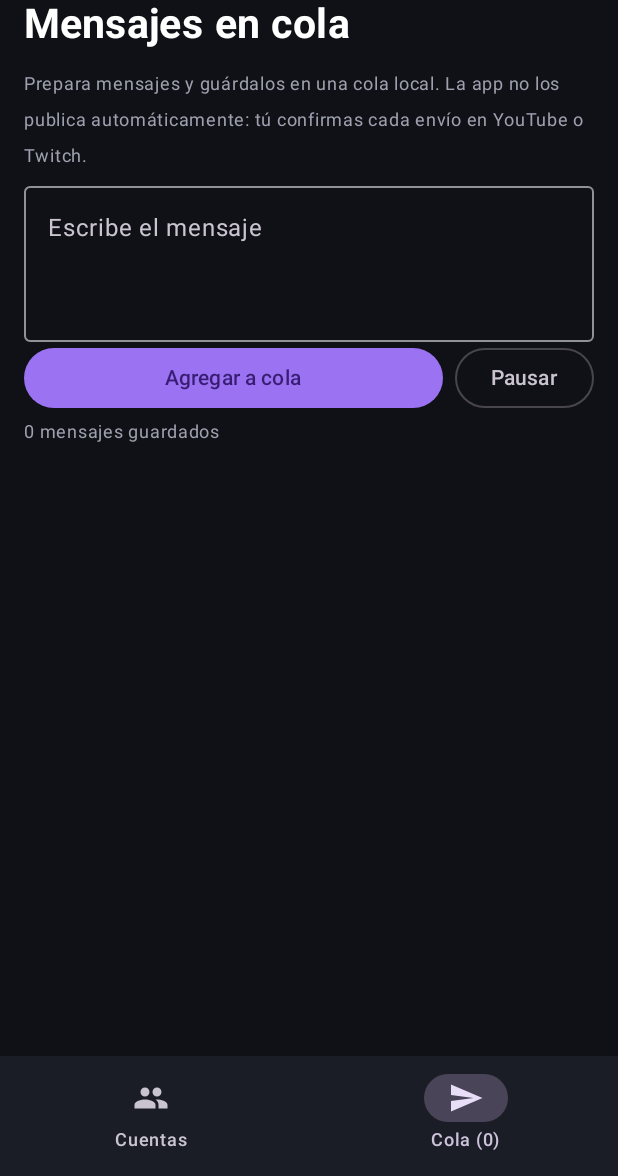
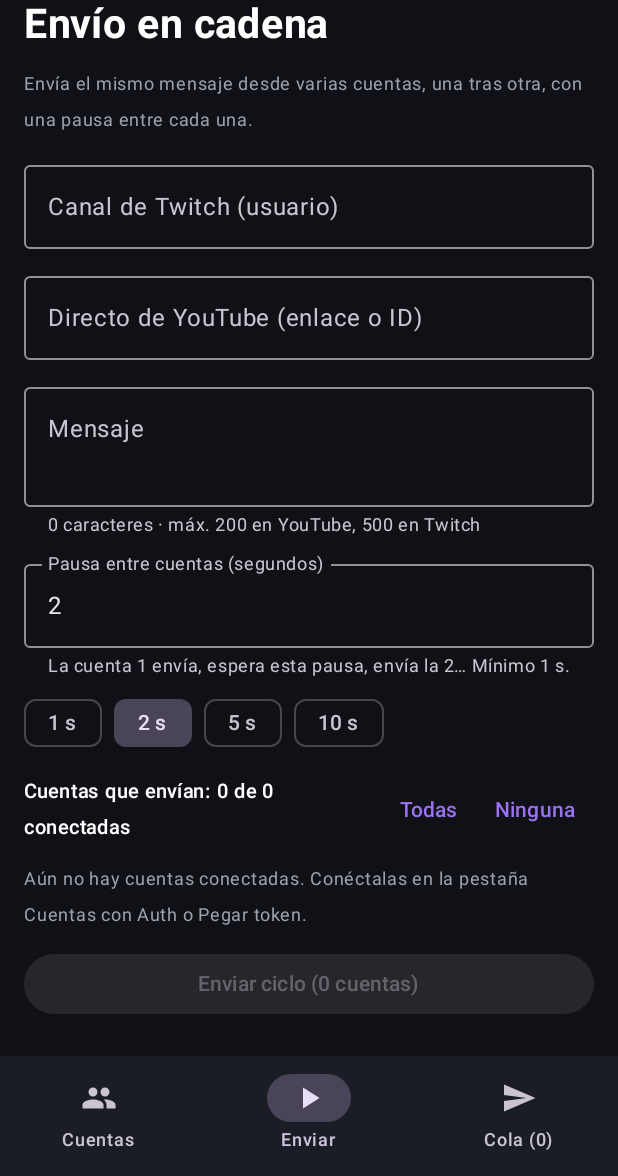
Before and after one commit to juanpabloomedina298-hub/MULTIACCOUNT, an Android app built with Jetpack Compose: the screen it shows after launch (MainActivity), item 2 of the bottom bar chosen, on a phone screen of 412 x 824 dp, the part 60-1236 px from its top. Run offline under Robolectric (Android 15) with nearby library versions, the phone set to English and light mode, and no system bars.

Commit message:
v1.4 enviar en cadena

```diff
--- a/app/build.gradle.kts
+++ b/app/build.gradle.kts
@@ -13,8 +13,8 @@ android {
         applicationId = "com.example.multichatmanager"
         minSdk = 26
         targetSdk = 35
-        versionCode = 3
-        versionName = "1.3"
+        versionCode = 4
+        versionName = "1.4"
         buildConfigField("String", "TWITCH_CLIENT_ID", "\"$twitchClientId\"")
     }
 
@@ -40,5 +40,6 @@ dependencies {
     implementation("androidx.browser:browser:1.8.0")
     implementation("com.google.android.gms:play-services-auth:21.3.0")
     implementation("androidx.lifecycle:lifecycle-runtime-ktx:2.8.7")
+    implementation("org.jetbrains.kotlinx:kotlinx-coroutines-android:1.9.0")
     debugImplementation("androidx.compose.ui:ui-tooling")
 }
--- a/app/src/main/AndroidManifest.xml
+++ b/app/src/main/AndroidManifest.xml
@@ -7,6 +7,7 @@
         android:allowBackup="false">
         <activity
             android:name=".MainActivity"
+            android:configChanges="orientation|screenSize|screenLayout|keyboardHidden|smallestScreenSize|uiMode"
             android:exported="true">
             <intent-filter>
                 <action android:name="android.intent.action.MAIN" />
--- a/app/src/main/java/com/example/multichatmanager/MainActivity.kt
+++ b/app/src/main/java/com/example/multichatmanager/MainActivity.kt
@@ -114,7 +114,8 @@ class MainActivity : ComponentActivity() {
                     Scope("openid"),
                     Scope("email"),
                     Scope("profile"),
-                    Scope("https://www.googleapis.com/auth/youtube.readonly")
+                    Scope("https://www.googleapis.com/auth/youtube.readonly"),
+                    Scope("https://www.googleapis.com/auth/youtube.force-ssl")
                 )
             )
             .build()
@@ -175,7 +176,7 @@ class MainActivity : ComponentActivity() {
         @Suppress("DEPRECATION")
         val email = runCatching { result.toGoogleSignInAccount()?.email }.getOrNull()
             ?.takeIf { it.isNotBlank() }
-        val expiresIn = 3600L
+        val expiresIn = 3600L // AuthorizationResult no expone la expiración; los tokens de Google duran ~1 hora
         val label = email ?: "YouTube · cuenta $accountId"
         try {
             secureStore.save(
@@ -241,6 +242,8 @@ fun MultiAccountApp(
     var browserUrl by remember { mutableStateOf("https://www.youtube.com") }
     var browserStatus by remember { mutableStateOf("") }
     var authNotice by remember { mutableStateOf("") }
+    val sender = remember { SenderState(context) }
+    val scope = rememberCoroutineScope()
     var tokenTarget by remember { mutableStateOf<Account?>(null) }
     var tokenBusy by remember { mutableStateOf(false) }
     var tokenError by remember { mutableStateOf<String?>(null) }
@@ -286,12 +289,13 @@ fun MultiAccountApp(
     Scaffold(containerColor = Bg, bottomBar = {
         NavigationBar(containerColor = Panel) {
             NavigationBarItem(selected = page == "accounts" || page == "browser", onClick = { page = "accounts" }, icon = { Icon(Icons.Default.People, null) }, label = { Text("Cuentas") })
+            NavigationBarItem(selected = page == "send", onClick = { page = "send" }, icon = { Icon(Icons.Default.PlayArrow, null) }, label = { Text("Enviar") })
             NavigationBarItem(selected = page == "queue", onClick = { page = "queue" }, icon = { Icon(Icons.Default.Send, null) }, label = { Text("Cola (${queue.size})") })
         }
     }) { pad ->
         Column(Modifier.fillMaxSize().padding(pad).padding(16.dp)) {
             Text("MULTIACCOUNT", color = Purple, fontSize = 13.sp, fontWeight = FontWeight.Bold)
-            Text(when (page) { "browser" -> selected.name; "queue" -> "Mensajes en cola"; else -> "Panel de cuentas" }, color = Color.White, fontSize = 27.sp, fontWeight = FontWeight.Bold)
+            Text(when (page) { "browser" -> selected.name; "queue" -> "Mensajes en cola"; "send" -> "Envío en cadena"; else -> "Panel de cuentas" }, color = Color.White, fontSize = 27.sp, fontWeight = FontWeight.Bold)
             Spacer(Modifier.height(12.dp))
             when (page) {
                 "accounts" -> {
@@ -359,8 +363,14 @@ fun MultiAccountApp(
                     }
                     OutlinedButton(onClick = { page = "accounts" }, modifier = Modifier.fillMaxWidth()) { Text("Volver a todas las cuentas") }
                 }
+                "send" -> SendScreen(
+                    state = sender,
+                    accounts = accounts,
+                    authStates = authStates,
+                    onStart = { list -> sender.start(scope, store, list) }
+                )
                 else -> {
-                    Text("Prepara mensajes y guárdalos en una cola local. La app no los publica automáticamente: tú confirmas cada envío en YouTube o Twitch.", color = Muted, fontSize = 12.sp)
+                    Text("Prepara mensajes y guárdalos en una cola local. Toca Usar para cargar uno en la pestaña Enviar y mandarlo desde tus cuentas.", color = Muted, fontSize = 12.sp)
                     OutlinedTextField(value = message, onValueChange = { message = it }, modifier = Modifier.fillMaxWidth(), minLines = 3, label = { Text("Escribe el mensaje") })
                     Row(horizontalArrangement = Arrangement.spacedBy(8.dp)) {
                         Button(onClick = { if (message.isNotBlank()) { persistQueue(queue + QueuedMessage(System.currentTimeMillis(), "Ambas", message.trim())); message = "" } }, modifier = Modifier.weight(1f)) { Text("Agregar a cola") }
@@ -374,6 +384,7 @@ fun MultiAccountApp(
                                     Text(item.text, color = Color.White)
                                     Row(horizontalArrangement = Arrangement.spacedBy(8.dp)) {
                                         OutlinedButton(onClick = { val cm = context.getSystemService(Context.CLIPBOARD_SERVICE) as android.content.ClipboardManager; cm.setPrimaryClip(android.content.ClipData.newPlainText("Mensaje", item.text)); browserStatus = "Mensaje copiado" }, modifier = Modifier.weight(1f)) { Text("Copiar") }
+                                        OutlinedButton(onClick = { sender.message = item.text; page = "send" }) { Text("Usar") }
                                         OutlinedButton(onClick = { persistQueue(queue.filterNot { it.id == item.id }) }) { Text("Eliminar") }
                                     }
                                 }
--- /dev/null
+++ b/app/src/main/java/com/example/multichatmanager/SendScreen.kt
@@ -0,0 +1,224 @@
+package com.example.multichatmanager
+
+import androidx.compose.foundation.layout.Arrangement
+import androidx.compose.foundation.layout.Column
+import androidx.compose.foundation.layout.ColumnScope
+import androidx.compose.foundation.layout.Row
+import androidx.compose.foundation.layout.fillMaxWidth
+import androidx.compose.foundation.lazy.LazyColumn
+import androidx.compose.foundation.lazy.items
+import androidx.compose.foundation.text.KeyboardOptions
+import androidx.compose.material3.AlertDialog
+import androidx.compose.material3.Button
+import androidx.compose.material3.ButtonDefaults
+import androidx.compose.material3.Checkbox
+import androidx.compose.material3.FilterChip
+import androidx.compose.material3.MaterialTheme
+import androidx.compose.material3.OutlinedTextField
+import androidx.compose.material3.Text
+import androidx.compose.material3.TextButton
+import androidx.compose.runtime.Composable
+import androidx.compose.ui.Alignment
+import androidx.compose.ui.Modifier
+import androidx.compose.ui.graphics.Color
+import androidx.compose.ui.text.font.FontWeight
+import androidx.compose.ui.text.input.KeyboardType
+import androidx.compose.ui.unit.dp
+import androidx.compose.ui.unit.sp
+
+private val SPanel = Color(0xFF1B1D26)
+private val SMuted = Color(0xFF9DA0AE)
+private val SWarn = Color(0xFFFFC56E)
+private val SOk = Color(0xFF8BD5A5)
+private val SBad = Color(0xFFFF8A80)
+
+private fun formatSeconds(total: Long): String =
+    if (total < 60L) "$total s" else "${total / 60L} min ${total % 60L} s"
+
+/** Pestaña "Enviar": el mismo mensaje sale de cada cuenta, una tras otra, con una pausa configurable. */
+@Composable
+fun ColumnScope.SendScreen(
+    state: SenderState,
+    accounts: List<Account>,
+    authStates: Map<Int, String>,
+    onStart: (List<Account>) -> Unit
+) {
+    val connected = accounts.filter { authStates.containsKey(it.id) }
+    val participants = state.participants(connected)
+    val problem = state.problem(participants)
+    val delayMs = state.delayMs()
+    val estimateSeconds = if (delayMs != null && participants.size > 1) (participants.size - 1) * delayMs / 1000L else 0L
+
+    LazyColumn(verticalArrangement = Arrangement.spacedBy(10.dp), modifier = Modifier.weight(1f)) {
+        item {
+            Text(
+                "Envía el mismo mensaje desde varias cuentas, una tras otra, con una pausa entre cada una.",
+                color = SMuted, fontSize = 12.sp
+            )
+        }
+        item {
+            OutlinedTextField(
+                value = state.twitchChannel,
+                onValueChange = { state.twitchChannel = it },
+                modifier = Modifier.fillMaxWidth(),
+                singleLine = true,
+                enabled = !state.running,
+                label = { Text("Canal de Twitch (usuario)") },
+                placeholder = { Text("ej. nombredelcanal") }
+            )
+        }
+        item {
+            OutlinedTextField(
+                value = state.youtubeVideo,
+                onValueChange = { state.youtubeVideo = it },
+                modifier = Modifier.fillMaxWidth(),
+                singleLine = true,
+                enabled = !state.running,
+                label = { Text("Directo de YouTube (enlace o ID)") },
+                placeholder = { Text("https://youtube.com/watch?v=…") }
+            )
+        }
+        item {
+            OutlinedTextField(
+                value = state.message,
+                onValueChange = { state.message = it },
+                modifier = Modifier.fillMaxWidth(),
+                minLines = 2,
+                enabled = !state.running,
+                label = { Text("Mensaje") },
+                supportingText = { Text("${state.message.length} caracteres · máx. ${ChatSender.YOUTUBE_MAX} en YouTube, ${ChatSender.TWITCH_MAX} en Twitch") }
+            )
+        }
+        item {
+            Column(verticalArrangement = Arrangement.spacedBy(6.dp)) {
+                OutlinedTextField(
+                    value = state.delayText,
+                    onValueChange = { state.delayText = it.filter { c -> c.isDigit() || c == '.' || c == ',' } },
+                    modifier = Modifier.fillMaxWidth(),
+                    singleLine = true,
+                    enabled = !state.running,
+                    isError = state.delayMs() == null,
+                    label = { Text("Pausa entre cuentas (segundos)") },
+                    supportingText = { Text("La cuenta 1 envía, espera esta pausa, envía la 2… Mínimo 1 s.") },
+                    keyboardOptions = KeyboardOptions(keyboardType = KeyboardType.Decimal)
+                )
+                Row(horizontalArrangement = Arrangement.spacedBy(8.dp)) {
+                    listOf("1", "2", "5", "10").forEach { v ->
+                        FilterChip(
+                            selected = state.delayText.trim() == v,
+                            onClick = { if (!state.running) state.delayText = v },
+                            label = { Text("$v s") }
+                        )
+                    }
+                }
+            }
+        }
+        item {
+            Row(verticalAlignment = Alignment.CenterVertically) {
+                Text(
+                    "Cuentas que envían: ${participants.size} de ${connected.size} conectadas",
+                    color = Color.White, fontWeight = FontWeight.SemiBold, fontSize = 13.sp,
+                    modifier = Modifier.weight(1f)
+                )
+                TextButton(enabled = !state.running, onClick = { state.excluded.clear() }) { Text("Todas") }
+                TextButton(enabled = !state.running, onClick = { connected.forEach { state.excluded[it.id] = true } }) { Text("Ninguna") }
+            }
+        }
+        if (connected.isEmpty()) {
+            item {
+                Text(
+                    "Aún no hay cuentas conectadas. Conéctalas en la pestaña Cuentas con Auth o Pegar token.",
+                    color = SMuted, fontSize = 12.sp
+                )
+            }
+        } else {
+            items(connected, key = { it.id }) { acc ->
+                Row(verticalAlignment = Alignment.CenterVertically) {
+                    Checkbox(
+                        checked = state.excluded[acc.id] != true,
+                        enabled = !state.running,
+                        onCheckedChange = { on ->
+                            if (on) {
+                                state.excluded.remove(acc.id)
+                            } else {
+                                state.excluded[acc.id] = true
+                            }
+                        }
+                    )
+                    Column(Modifier.weight(1f)) {
+                        Text(acc.name, color = Color.White, fontSize = 14.sp)
+                        val noTarget = state.targetFor(acc.platform).isBlank()
+                        Text(
+                            if (noTarget) "Sin destino: no enviará" else authStates[acc.id].orEmpty(),
+                            color = if (noTarget) SWarn else SMuted, fontSize = 11.sp
+                        )
+                    }
+                }
+            }
+        }
+        item {
+            Column(verticalArrangement = Arrangement.spacedBy(6.dp)) {
+                if (state.running) {
+                    Button(
+                        onClick = { state.stop() },
+                        modifier = Modifier.fillMaxWidth(),
+                        colors = ButtonDefaults.buttonColors(containerColor = MaterialTheme.colorScheme.error)
+                    ) { Text("Detener") }
+                } else {
+                    Button(
+                        onClick = { state.confirming = true },
+                        enabled = problem == null,
+                        modifier = Modifier.fillMaxWidth()
+                    ) { Text("Enviar ciclo (${participants.size} cuentas)") }
+                    if (problem != null) {
+                        Text(problem, color = SWarn, fontSize = 12.sp)
+                    } else {
+                        Text(
+                            "Pausa ${formatDelay(delayMs ?: 0L)} · duración aprox. ${formatSeconds(estimateSeconds)}",
+                            color = SMuted, fontSize = 12.sp
+                        )
+                    }
+                }
+            }
+        }
+        if (state.status.isNotBlank()) {
+            item { Text(state.status, color = Color(0xFFBFA7FF), fontSize = 13.sp, fontWeight = FontWeight.SemiBold) }
+        }
+        items(state.log.asReversed()) { entry ->
+            Text(
+                "${if (entry.ok) "✓" else "✗"} ${entry.label}: ${entry.detail}",
+                color = if (entry.ok) SOk else SBad, fontSize = 12.sp
+            )
+        }
+    }
+
+    if (state.confirming) {
+        val youtubeCount = participants.count { it.platform == "YouTube" }
+        val twitchCount = participants.count { it.platform == "Twitch" }
+        AlertDialog(
+            onDismissRequest = { state.confirming = false },
+            containerColor = SPanel,
+            titleContentColor = Color.White,
+            textContentColor = Color.White,
+            title = { Text("¿Enviar ahora?") },
+            text = {
+                Column(verticalArrangement = Arrangement.spacedBy(8.dp)) {
+                    Text("“${state.message.trim().take(120)}”")
+                    Text(
+                        "${participants.size} cuentas (YouTube $youtubeCount · Twitch $twitchCount), " +
+                            "${formatDelay(delayMs ?: 0L)} entre cada una. Duración aprox.: ${formatSeconds(estimateSeconds)}.",
+                        color = SMuted, fontSize = 13.sp
+                    )
+                    Text(
+                        "Úsalo solo en chats donde esté permitido y con cuentas tuyas: repetir el mismo mensaje en cadena puede causar bloqueos.",
+                        color = SMuted, fontSize = 12.sp
+                    )
+                }
+            },
+            confirmButton = {
+                Button(onClick = { state.confirming = false; onStart(participants) }) { Text("Enviar") }
+            },
+            dismissButton = { TextButton(onClick = { state.confirming = false }) { Text("Cancelar") } }
+        )
+    }
+}
--- /dev/null
+++ b/app/src/main/java/com/example/multichatmanager/SenderState.kt
@@ -0,0 +1,103 @@
+package com.example.multichatmanager
+
+import android.content.Context
+import androidx.compose.runtime.getValue
+import androidx.compose.runtime.mutableStateListOf
+import androidx.compose.runtime.mutableStateMapOf
+import androidx.compose.runtime.mutableStateOf
+import androidx.compose.runtime.setValue
+import kotlinx.coroutines.CancellationException
+import kotlinx.coroutines.CoroutineScope
+import kotlinx.coroutines.Job
+import kotlinx.coroutines.launch
+
+/** Estado de la pestaña "Enviar". Vive a nivel de la app para que no se pierda al cambiar de pestaña. */
+class SenderState(context: Context) {
+    private val prefs = context.applicationContext.getSharedPreferences("multiaccount", Context.MODE_PRIVATE)
+
+    var twitchChannel by mutableStateOf(prefs.getString("send_twitch", "").orEmpty())
+    var youtubeVideo by mutableStateOf(prefs.getString("send_youtube", "").orEmpty())
+    var delayText by mutableStateOf(prefs.getString("send_delay", "2").orEmpty().ifBlank { "2" })
+    var message by mutableStateOf("")
+
+    /** Cuentas que el usuario desmarcó. Todas las demás cuentas conectadas participan. */
+    val excluded = mutableStateMapOf<Int, Boolean>()
+    val log = mutableStateListOf<SendLog>()
+    var running by mutableStateOf(false)
+    var confirming by mutableStateOf(false)
+    var status by mutableStateOf("")
+
+    private var job: Job? = null
+
+    /** Pausa entre cuentas en milisegundos, o null si el valor no es válido (mínimo 1 s). */
+    fun delayMs(): Long? = delayText.trim().replace(',', '.').toDoubleOrNull()
+        ?.takeIf { it >= 1.0 && it <= 3600.0 }
+        ?.let { (it * 1000).toLong() }
+
+    fun targetFor(platform: String): String = if (platform == "Twitch") twitchChannel else youtubeVideo
+
+    /** Cuentas conectadas, marcadas y con destino escrito, en orden de espacio (1..30). */
+    fun participants(connected: List<Account>): List<Account> =
+        connected.filter { excluded[it.id] != true && targetFor(it.platform).isNotBlank() }
+
+    /** Motivo por el que todavía no se puede enviar, o null si todo está listo. */
+    fun problem(participants: List<Account>): String? {
+        val text = message.trim()
+        if (text.isEmpty()) return "Escribe el mensaje."
+        if (delayMs() == null) return "La pausa debe ser de 1 segundo o más."
+        if (participants.isEmpty()) return "No hay cuentas conectadas con destino. Escribe el canal o directo y conecta cuentas."
+        if (participants.any { it.platform == "Twitch" }) {
+            if (ChatSender.normalizeTwitchChannel(twitchChannel) == null) return "El canal de Twitch no es válido."
+            if (text.length > ChatSender.TWITCH_MAX) return "Twitch admite hasta ${ChatSender.TWITCH_MAX} caracteres."
+        }
+        if (participants.any { it.platform == "YouTube" }) {
+            if (ChatSender.youTubeVideoId(youtubeVideo) == null) return "El enlace o ID del directo de YouTube no es válido."
+            if (text.length > ChatSender.YOUTUBE_MAX) return "YouTube admite hasta ${ChatSender.YOUTUBE_MAX} caracteres."
+        }
+        return null
+    }
+
+    fun start(scope: CoroutineScope, store: SecureAccountStore, participants: List<Account>) {
+        if (running) return
+        val delayMs = delayMs() ?: return
+        val text = message.trim()
+        val twitchInput = twitchChannel.trim()
+        val youtubeInput = youtubeVideo.trim()
+        prefs.edit()
+            .putString("send_twitch", twitchInput)
+            .putString("send_youtube", youtubeInput)
+            .putString("send_delay", delayText.trim())
+            .apply()
+        log.clear()
+        running = true
+        status = "Preparando…"
+        var sent = 0
+        job = scope.launch {
+            try {
+                val result = runCycle(
+                    participants = participants,
+                    sessionOf = { id -> store.get(id) },
+                    text = text,
+                    twitchInput = twitchInput,
+                    youtubeInput = youtubeInput,
+                    delayMs = delayMs,
+                    onStatus = { status = it },
+                    onLog = { entry -> if (entry.ok) sent++; log.add(entry) }
+                )
+                status = "Terminado: ${result.sent} enviados, ${result.failed} con error."
+            } catch (e: CancellationException) {
+                status = "Detenido. Enviados: $sent de ${participants.size}."
+                throw e
+            } catch (e: Exception) {
+                status = "Error inesperado: ${e.message ?: e.javaClass.simpleName}"
+            } finally {
+                running = false
+                job = null
+            }
+        }
+    }
+
+    fun stop() {
+        job?.cancel()
+    }
+}
--- a/app/src/main/java/com/example/multichatmanager/TwitchOAuth.kt
+++ b/app/src/main/java/com/example/multichatmanager/TwitchOAuth.kt
@@ -15,7 +15,7 @@ class TwitchOAuth(private val context: Context, private val store: SecureAccount
         require(clientId.isNotBlank()) { "Configura TWITCH_CLIENT_ID en gradle.properties o como variable de entorno." }
         Thread {
             try {
-                val body = "client_id=${enc(clientId)}&scopes=${enc("user:read:email")}"
+                val body = "client_id=${enc(clientId)}&scopes=${enc("user:read:email user:write:chat")}"
                 val response = post("https://id.twitch.tv/oauth2/device", body)
                 val deviceCode = response.getString("device_code")
                 val userCode = response.getString("user_code")
@@ -34,7 +34,7 @@ class TwitchOAuth(private val context: Context, private val store: SecureAccount
                     val tokenResult = runCatching {
                         post(
                             "https://id.twitch.tv/oauth2/token",
-                            "client_id=${enc(clientId)}&scopes=${enc("user:read:email")}&device_code=${enc(deviceCode)}&grant_type=${enc("urn:ietf:params:oauth:grant-type:device_code")}"
+                            "client_id=${enc(clientId)}&scopes=${enc("user:read:email user:write:chat")}&device_code=${enc(deviceCode)}&grant_type=${enc("urn:ietf:params:oauth:grant-type:device_code")}"
                         )
                     }
                     if (tokenResult.isSuccess) {
```
Also changed, not shown: app/src/main/java/com/example/multichatmanager/ChatSender.kt (added, +291 -0 lines), 1 other file.
